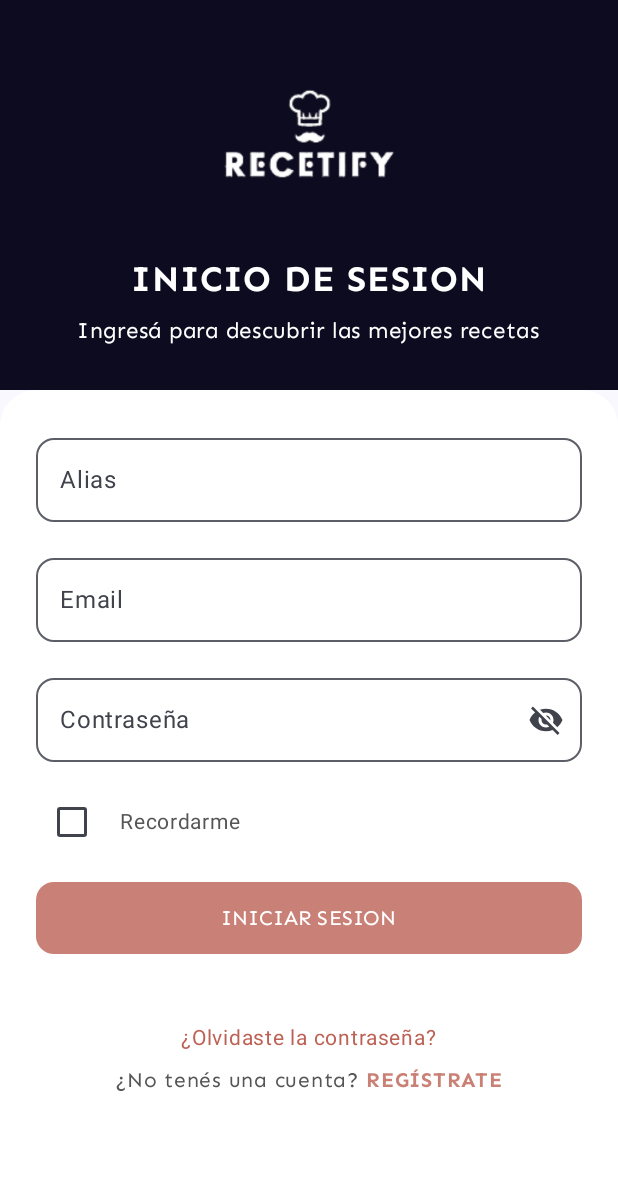
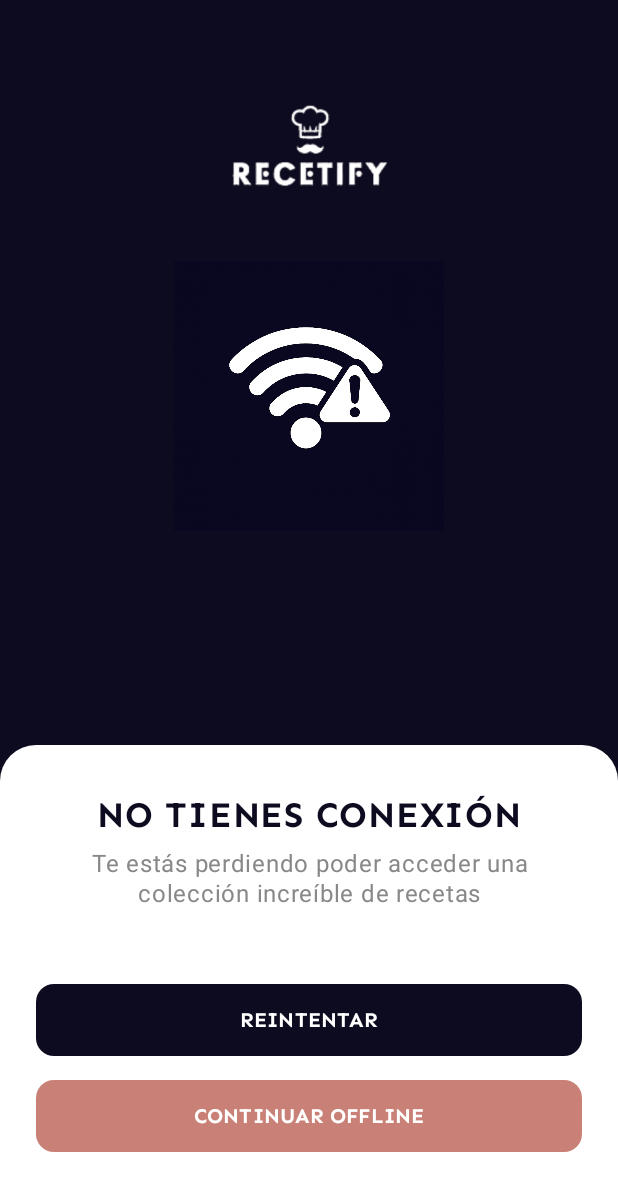
Before and after one commit to LucaSicoli/recetify, an Android app built with Jetpack Compose: the screen it shows after launch (MainActivity), on a phone screen of 412 x 824 dp. Shown: the top 1191 px of the screen. Run offline under Robolectric (Android 15) with nearby library versions, the phone set to English and light mode, and no system bars.

Commit message:
ready to dev

```diff
--- a/app/src/main/AndroidManifest.xml
+++ b/app/src/main/AndroidManifest.xml
@@ -2,6 +2,7 @@
 <manifest xmlns:android="http://schemas.android.com/apk/res/android"
     xmlns:tools="http://schemas.android.com/tools">
     <uses-permission android:name="android.permission.INTERNET"/>
+    <uses-permission android:name="android.permission.ACCESS_NETWORK_STATE"/>
 
     <application
         android:allowBackup="true"
--- a/app/src/main/java/com/example/recetify/MainActivity.kt
+++ b/app/src/main/java/com/example/recetify/MainActivity.kt
@@ -3,13 +3,16 @@
 import android.os.Bundle
 import androidx.activity.ComponentActivity
 import androidx.activity.compose.setContent
-    import androidx.activity.enableEdgeToEdge
 import androidx.compose.foundation.layout.Box
 import androidx.compose.foundation.layout.fillMaxSize
 import androidx.compose.material3.MaterialTheme
 import androidx.compose.material3.Surface
 import androidx.compose.runtime.Composable
+import androidx.compose.runtime.LaunchedEffect
 import androidx.compose.runtime.getValue
+import androidx.compose.runtime.mutableStateOf
+import androidx.compose.runtime.saveable.rememberSaveable
+import androidx.compose.runtime.setValue
 import androidx.compose.ui.Alignment
 import androidx.compose.ui.Modifier
 import androidx.core.view.WindowCompat
@@ -21,23 +24,29 @@
 import androidx.navigation.compose.currentBackStackEntryAsState
 import androidx.navigation.compose.rememberNavController
 import com.example.recetify.data.remote.model.SessionManager
+import com.example.recetify.ui.common.NoConnectionScreen
+import com.example.recetify.ui.common.rememberIsOnline
+import com.example.recetify.ui.details.RecipeDetailScreen
 import com.example.recetify.ui.home.HomeScreen
-    import com.example.recetify.ui.login.*
+import com.example.recetify.ui.login.ForgotPasswordScreen
+import com.example.recetify.ui.login.LoginScreen
+import com.example.recetify.ui.login.LoginViewModel
+import com.example.recetify.ui.login.PasswordResetViewModel
+import com.example.recetify.ui.login.ResetPasswordScreen
+import com.example.recetify.ui.login.VerifyCodeScreen
 import com.example.recetify.ui.navigation.BottomNavBar
 import com.example.recetify.ui.theme.RecetifyTheme
-    import com.example.recetify.ui.details.RecipeDetailScreen
 
 class MainActivity : ComponentActivity() {
     override fun onCreate(savedInstanceState: Bundle?) {
         super.onCreate(savedInstanceState)
 
-            // Evita que el sistema reserve espacio para barras del sistema
+        // Fullscreen edge-to-edge
         WindowCompat.setDecorFitsSystemWindows(window, false)
-
-            // Oculta las barras del sistema permanentemente
-            val controller = WindowInsetsControllerCompat(window, window.decorView).apply {
-                systemBarsBehavior = WindowInsetsControllerCompat.BEHAVIOR_SHOW_TRANSIENT_BARS_BY_SWIPE
-                hide(WindowInsetsCompat.Type.systemBars()) // Oculta status bar y navigation bar
+        WindowInsetsControllerCompat(window, window.decorView).apply {
+            systemBarsBehavior =
+                WindowInsetsControllerCompat.BEHAVIOR_SHOW_TRANSIENT_BARS_BY_SWIPE
+            hide(WindowInsetsCompat.Type.systemBars())
         }
 
         setContent {
@@ -53,46 +62,87 @@
     }
 }
 
-
-
 @Composable
 fun AppNavGraph() {
-        val nav = rememberNavController()
+    // 1) NavController
+    val navController = rememberNavController()
+    // 2) ViewModels
     val passwordVm: PasswordResetViewModel = viewModel()
+    val loginVm: LoginViewModel = viewModel()
+    // 3) Conectividad
+    val isOnline by rememberIsOnline()
+    var showOfflineScreen by rememberSaveable { mutableStateOf(!isOnline) }
+    LaunchedEffect(isOnline) { showOfflineScreen = !isOnline }
 
     Box(modifier = Modifier.fillMaxSize()) {
-            NavHost(navController = nav, startDestination = "login", modifier = Modifier.fillMaxSize()) {
+        // 4) NavHost
+        NavHost(
+            navController = navController,
+            startDestination = "login",
+            modifier = Modifier.fillMaxSize()
+        ) {
             composable("login") {
-                    val loginVm = viewModel<LoginViewModel>()
                 LoginScreen(
                     viewModel = loginVm,
-                        onLoginSuccess = {
-                            SessionManager.saveToken(it)
-                            nav.navigate("home") { popUpTo("login") { inclusive = true } }
+                    onLoginSuccess = { token ->
+                        SessionManager.saveToken(token)
+                        navController.navigate("home") {
+                            popUpTo("login") { inclusive = true }
+                        }
                     },
-                        onForgot = { nav.navigate("forgot") }
+                    onForgot = { navController.navigate("forgot") }
                 )
             }
-                composable("forgot") { ForgotPasswordScreen(viewModel = passwordVm, onNext = { nav.navigate("verify") }) }
-                composable("verify") { VerifyCodeScreen(viewModel = passwordVm, onNext = { nav.navigate("reset") }) }
+            composable("forgot") {
+                ForgotPasswordScreen(
+                    viewModel = passwordVm,
+                    onNext = { navController.navigate("verify") }
+                )
+            }
+            composable("verify") {
+                VerifyCodeScreen(
+                    viewModel = passwordVm,
+                    onNext = { navController.navigate("reset") }
+                )
+            }
             composable("reset") {
-                    ResetPasswordScreen(viewModel = passwordVm, onFinish = {
-                        nav.navigate("login") { popUpTo("forgot") { inclusive = true } }
-                    })
+                ResetPasswordScreen(
+                    viewModel = passwordVm,
+                    onFinish = {
+                        navController.navigate("login") {
+                            popUpTo("forgot") { inclusive = true }
                         }
-                composable("home") { HomeScreen(navController = nav) }
-                composable("recipe/{id}") {
-                    val id = it.arguments?.getString("id")?.toLongOrNull()
-                    if (id != null) RecipeDetailScreen(recipeId = id, navController = nav)
+                    }
+                )
+            }
+            composable("home") {
+                HomeScreen(navController = navController)
+            }
+            composable("recipe/{id}") { back ->
+                back.arguments
+                    ?.getString("id")
+                    ?.toLongOrNull()
+                    ?.let { id ->
+                        RecipeDetailScreen(recipeId = id, navController = navController)
+                    }
             }
         }
 
-            val backStack by nav.currentBackStackEntryAsState()
+        // 5) BottomNavBar solo en home/recipe y si hay conexión
+        val backStack by navController.currentBackStackEntryAsState()
         val route = backStack?.destination?.route ?: ""
-            if (route == "home" || route.startsWith("recipe/")) {
+        if (!showOfflineScreen && (route == "home" || route.startsWith("recipe/"))) {
             Box(Modifier.align(Alignment.BottomCenter)) {
-                    BottomNavBar(navController = nav)
+                BottomNavBar(navController = navController)
+            }
+        }
+
+        // 6) Overlay "Sin conexión"
+        if (showOfflineScreen) {
+            NoConnectionScreen(
+                onRetry = { /* RememberIsOnline se re-evalúa */ },
+                onContinueOffline = { showOfflineScreen = false }
+            )
         }
     }
 }
-    }
--- a/app/src/main/java/com/example/recetify/data/remote/RetrofitClient.kt
+++ b/app/src/main/java/com/example/recetify/data/remote/RetrofitClient.kt
@@ -8,7 +8,7 @@ import retrofit2.converter.gson.GsonConverterFactory
 
 object RetrofitClient {
 
-    const val BASE_URL = "http://192.168.0.81:8080/"
+    const val BASE_URL = "http://192.168.0.3:8080/"
 
     private val gson = GsonBuilder()
         .setDateFormat("yyyy-MM-dd'T'HH:mm:ss.SSSSSS")
--- /dev/null
+++ b/app/src/main/java/com/example/recetify/ui/common/ConnectivityObserver.kt
@@ -0,0 +1,36 @@
+package com.example.recetify.ui.common
+
+import android.content.Context
+import android.net.ConnectivityManager
+import android.net.Network
+import android.net.NetworkRequest
+import androidx.compose.runtime.*
+import androidx.compose.ui.platform.LocalContext
+
+/**
+ * Hook Compose que expone isOnline = true/false según el estado de la red.
+ */
+@Composable
+fun rememberIsOnline(): State<Boolean> {
+    val context = LocalContext.current
+    val cm = remember {
+        context.getSystemService(Context.CONNECTIVITY_SERVICE) as ConnectivityManager
+    }
+    val isOnline = remember { mutableStateOf(false) }
+
+    DisposableEffect(cm) {
+        val callback = object : ConnectivityManager.NetworkCallback() {
+            override fun onAvailable(network: Network) {
+                isOnline.value = true
+            }
+            override fun onLost(network: Network) {
+                isOnline.value = false
+            }
+        }
+        cm.registerNetworkCallback(NetworkRequest.Builder().build(), callback)
+        onDispose {
+            cm.unregisterNetworkCallback(callback)
+        }
+    }
+    return isOnline
+}
--- /dev/null
+++ b/app/src/main/java/com/example/recetify/ui/common/NoConnectionScreen.kt
@@ -0,0 +1,145 @@
+package com.example.recetify.ui.common
+
+import androidx.compose.foundation.Image
+import androidx.compose.foundation.background
+import androidx.compose.foundation.layout.*
+import androidx.compose.foundation.shape.RoundedCornerShape
+import androidx.compose.material3.Button
+import androidx.compose.material3.ButtonDefaults
+import androidx.compose.material3.Text
+import androidx.compose.runtime.Composable
+import androidx.compose.ui.Alignment
+import androidx.compose.ui.Modifier
+import androidx.compose.ui.draw.clip
+import androidx.compose.ui.graphics.Color
+import androidx.compose.ui.res.painterResource
+import androidx.compose.ui.text.font.Font
+import androidx.compose.ui.text.font.FontFamily
+import androidx.compose.ui.text.font.FontWeight
+import androidx.compose.ui.text.style.TextAlign
+import androidx.compose.ui.unit.dp
+import androidx.compose.ui.unit.sp
+import androidx.compose.ui.zIndex
+import com.example.recetify.R
+
+// Declaramos la fuente igual que en Login
+private val Sen = FontFamily(
+    Font(R.font.sen_regular, weight = FontWeight.Normal),
+    Font(R.font.sen_bold, weight = FontWeight.Bold)
+)
+
+@Composable
+fun NoConnectionScreen(
+    onRetry: () -> Unit,
+    onContinueOffline: () -> Unit
+) {
+    Column(modifier = Modifier.fillMaxSize()) {
+        // Sección oscura (60% alto)
+        Box(
+            modifier = Modifier
+                .fillMaxWidth()
+                .weight(0.6f)
+                .background(Color(0xFF0D0B1F)),
+            contentAlignment = Alignment.TopCenter
+        ) {
+            Column(
+                horizontalAlignment = Alignment.CenterHorizontally,
+                modifier = Modifier.padding(top = 40.dp)
+            ) {
+                Image(
+                    painter = painterResource(R.drawable.logo_chef),
+                    contentDescription = "Logo Recetify",
+                    modifier = Modifier.size(110.dp)
+                )
+                Spacer(Modifier.height(24.dp))
+                Image(
+                    painter = painterResource(R.drawable.no_wifi),
+                    contentDescription = "Sin conexión",
+                    modifier = Modifier.size(180.dp)
+                )
+            }
+        }
+
+        // Sección blanca (40% alto) superpuesta con esquinas redondeadas
+        Box(
+            modifier = Modifier
+                .fillMaxWidth()
+                .weight(0.35f)
+                .offset(y = (-24).dp)
+                .zIndex(1f)
+                .clip(RoundedCornerShape(topStart = 24.dp, topEnd = 24.dp))
+                .background(Color.White)
+        ) {
+            Column(
+                modifier = Modifier
+                    .fillMaxSize()
+                    .padding(horizontal = 24.dp, vertical = 32.dp),
+                verticalArrangement = Arrangement.SpaceBetween,
+                horizontalAlignment = Alignment.CenterHorizontally
+            ) {
+                // Mensaje central
+                Column(horizontalAlignment = Alignment.CenterHorizontally) {
+                    Text(
+                        text = "NO TIENES CONEXIÓN",
+                        fontSize = 24.sp,
+                        fontWeight = FontWeight.SemiBold,
+                        fontFamily = Sen,
+                        color = Color(0xFF0D0B1F)
+                    )
+                    Spacer(Modifier.height(8.dp))
+                    Text(
+                        text = "Te estás perdiendo poder acceder una colección increíble de recetas",
+                        fontSize = 16.sp,
+                        color = Color.Gray,
+                        lineHeight = 20.sp,
+                        textAlign = TextAlign.Center,
+                        modifier = Modifier.padding(horizontal = 12.dp)
+                    )
+                }
+
+                // Botones
+                Column {
+                    Button(
+                        onClick = onRetry,
+                        modifier = Modifier
+                            .fillMaxWidth()
+                            .height(48.dp),
+                        shape = RoundedCornerShape(12.dp),
+                        colors = ButtonDefaults.buttonColors(
+                            containerColor = Color(0xFF0D0B1F),
+                            contentColor = Color.White
+                        )
+                    ) {
+                        Text(
+                            text = "REINTENTAR",
+                            fontSize = 14.sp,
+                            fontWeight = FontWeight.SemiBold,
+                            fontFamily = Sen
+                        )
+                    }
+
+                    Spacer(Modifier.height(16.dp))
+
+                    Button(
+                        onClick = onContinueOffline,
+                        modifier = Modifier
+                            .fillMaxWidth()
+                            .height(48.dp),
+                        shape = RoundedCornerShape(12.dp),
+                        colors = ButtonDefaults.buttonColors(
+                            containerColor = Color(0xCCBC6154),
+                            contentColor = Color.White
+                        )
+                    ) {
+                        Text(
+                            text = "CONTINUAR OFFLINE",
+                            fontSize = 14.sp,
+                            fontWeight = FontWeight.SemiBold,
+                            fontFamily = Sen
+                        )
+                    }
+                }
+            }
+        }
+    }
+}
```
Also changed, not shown: app/src/main/res/drawable/no_wifi.png (added). Lines whose indentation alone changed are shown as unchanged.
